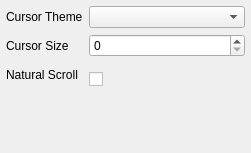
Old version of the form src/mouse.ui in the repository labwc/labwc-tweaks.
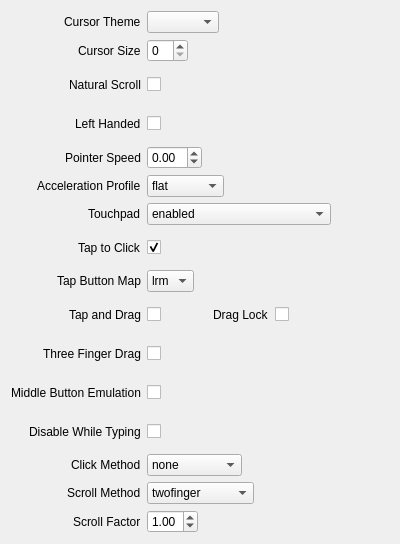
New version of the form.

Commit message: Added set/get float write and updated mouse page

```diff
--- a/src/mouse.ui
+++ b/src/mouse.ui
@@ -6,51 +6,39 @@
    <rect>
     <x>0</x>
     <y>0</y>
-    <width>251</width>
-    <height>153</height>
+    <width>400</width>
+    <height>500</height>
    </rect>
   </property>
-  <layout class="QFormLayout" name="layPage2">
-   <property name="leftMargin">
-    <number>6</number>
-   </property>
-   <property name="topMargin">
-    <number>6</number>
-   </property>
-   <property name="rightMargin">
-    <number>6</number>
-   </property>
-   <property name="bottomMargin">
-    <number>6</number>
-   </property>
-   <item row="0" column="0">
+  <layout class="QGridLayout" name="gridLayout" columnstretch="0,0,0,0,1">
+   <item row="0" column="0" alignment="Qt::AlignmentFlag::AlignRight">
     <widget class="QLabel" name="label_3">
      <property name="text">
       <string>Cursor Theme</string>
      </property>
     </widget>
    </item>
-   <item row="0" column="1">
+   <item row="0" column="1" colspan="4" alignment="Qt::AlignmentFlag::AlignLeft">
     <widget class="QComboBox" name="cursorTheme"/>
    </item>
-   <item row="1" column="0">
+   <item row="1" column="0" alignment="Qt::AlignmentFlag::AlignRight">
     <widget class="QLabel" name="label_4">
      <property name="text">
       <string>Cursor Size</string>
      </property>
     </widget>
    </item>
-   <item row="1" column="1">
+   <item row="1" column="1" colspan="4" alignment="Qt::AlignmentFlag::AlignLeft">
     <widget class="QSpinBox" name="cursorSize"/>
    </item>
-   <item row="2" column="0">
+   <item row="2" column="0" alignment="Qt::AlignmentFlag::AlignRight">
     <widget class="QLabel" name="label_5">
      <property name="text">
       <string>Natural Scroll</string>
      </property>
     </widget>
    </item>
-   <item row="2" column="1">
+   <item row="2" column="1" colspan="4" alignment="Qt::AlignmentFlag::AlignLeft">
     <widget class="QCheckBox" name="naturalScroll">
      <property name="minimumSize">
       <size>
@@ -60,6 +48,328 @@
      </property>
     </widget>
    </item>
+   <item row="3" column="0" alignment="Qt::AlignmentFlag::AlignRight">
+    <widget class="QLabel" name="label_leftHanded">
+     <property name="text">
+      <string>Left Handed</string>
+     </property>
+    </widget>
+   </item>
+   <item row="3" column="1" colspan="4" alignment="Qt::AlignmentFlag::AlignLeft">
+    <widget class="QCheckBox" name="leftHanded">
+     <property name="minimumSize">
+      <size>
+       <width>0</width>
+       <height>33</height>
+      </size>
+     </property>
+    </widget>
+   </item>
+   <item row="4" column="0" alignment="Qt::AlignmentFlag::AlignRight">
+    <widget class="QLabel" name="label_pointerSpeed">
+     <property name="text">
+      <string>Pointer Speed</string>
+     </property>
+    </widget>
+   </item>
+   <item row="4" column="1" colspan="4" alignment="Qt::AlignmentFlag::AlignLeft">
+    <widget class="QDoubleSpinBox" name="pointerSpeed">
+     <property name="decimals">
+      <number>2</number>
+     </property>
+     <property name="minimum">
+      <double>-1.000000000000000</double>
+     </property>
+     <property name="maximum">
+      <double>1.000000000000000</double>
+     </property>
+     <property name="singleStep">
+      <double>0.100000000000000</double>
+     </property>
+    </widget>
+   </item>
+   <item row="5" column="0" alignment="Qt::AlignmentFlag::AlignRight">
+    <widget class="QLabel" name="label_accelProfile">
+     <property name="text">
+      <string>Acceleration Profile</string>
+     </property>
+    </widget>
+   </item>
+   <item row="5" column="1" colspan="4" alignment="Qt::AlignmentFlag::AlignLeft">
+    <widget class="QComboBox" name="accelProfile">
+     <item>
+      <property name="text">
+       <string>flat</string>
+      </property>
+     </item>
+     <item>
+      <property name="text">
+       <string>adaptive</string>
+      </property>
+     </item>
+    </widget>
+   </item>
+   <item row="6" column="0" alignment="Qt::AlignmentFlag::AlignRight">
+    <widget class="QLabel" name="label_sendEventsMode">
+     <property name="text">
+      <string>Touchpad</string>
+     </property>
+    </widget>
+   </item>
+   <item row="6" column="1" colspan="4" alignment="Qt::AlignmentFlag::AlignLeft">
+    <widget class="QComboBox" name="sendEventsMode">
+     <item>
+      <property name="text">
+       <string>enabled</string>
+      </property>
+     </item>
+     <item>
+      <property name="text">
+       <string>disabled</string>
+      </property>
+     </item>
+     <item>
+      <property name="text">
+       <string>disabled-on-external-mouse</string>
+      </property>
+     </item>
+    </widget>
+   </item>
+   <item row="7" column="0" alignment="Qt::AlignmentFlag::AlignRight">
+    <widget class="QLabel" name="label_tap">
+     <property name="text">
+      <string>Tap to Click</string>
+     </property>
+    </widget>
+   </item>
+   <item row="7" column="1" colspan="4" alignment="Qt::AlignmentFlag::AlignLeft">
+    <widget class="QCheckBox" name="tap">
+     <property name="minimumSize">
+      <size>
+       <width>0</width>
+       <height>33</height>
+      </size>
+     </property>
+     <property name="checked">
+      <bool>true</bool>
+     </property>
+    </widget>
+   </item>
+   <item row="8" column="0" alignment="Qt::AlignmentFlag::AlignRight">
+    <widget class="QLabel" name="label_tapButtonMap">
+     <property name="text">
+      <string>Tap Button Map</string>
+     </property>
+    </widget>
+   </item>
+   <item row="8" column="1" colspan="4" alignment="Qt::AlignmentFlag::AlignLeft">
+    <widget class="QComboBox" name="tapButtonMap">
+     <item>
+      <property name="text">
+       <string>lrm</string>
+      </property>
+     </item>
+     <item>
+      <property name="text">
+       <string>lmr</string>
+      </property>
+     </item>
+    </widget>
+   </item>
+   <item row="9" column="0" alignment="Qt::AlignmentFlag::AlignRight">
+    <widget class="QLabel" name="label_tapAndDrag">
+     <property name="text">
+      <string>Tap and Drag</string>
+     </property>
+    </widget>
+   </item>
+   <item row="9" column="1" alignment="Qt::AlignmentFlag::AlignLeft">
+    <widget class="QCheckBox" name="tapAndDrag">
+     <property name="minimumSize">
+      <size>
+       <width>0</width>
+       <height>33</height>
+      </size>
+     </property>
+    </widget>
+   </item>
+   <item row="9" column="2">
+    <spacer name="horizontalSpacer">
+     <property name="orientation">
+      <enum>Qt::Orientation::Horizontal</enum>
+     </property>
+     <property name="sizeHint" stdset="0">
+      <size>
+       <width>40</width>
+       <height>1</height>
+      </size>
+     </property>
+    </spacer>
+   </item>
+   <item row="9" column="3" alignment="Qt::AlignmentFlag::AlignRight">
+    <widget class="QLabel" name="label_dragLock">
+     <property name="text">
+      <string>Drag Lock</string>
+     </property>
+    </widget>
+   </item>
+   <item row="9" column="4" alignment="Qt::AlignmentFlag::AlignLeft">
+    <widget class="QCheckBox" name="dragLock">
+     <property name="minimumSize">
+      <size>
+       <width>0</width>
+       <height>33</height>
+      </size>
+     </property>
+    </widget>
+   </item>
+   <item row="10" column="0" alignment="Qt::AlignmentFlag::AlignRight">
+    <widget class="QLabel" name="label_threeFingerDrag">
+     <property name="text">
+      <string>Three Finger Drag</string>
+     </property>
+    </widget>
+   </item>
+   <item row="10" column="1" colspan="4" alignment="Qt::AlignmentFlag::AlignLeft">
+    <widget class="QCheckBox" name="threeFingerDrag">
+     <property name="minimumSize">
+      <size>
+       <width>0</width>
+       <height>33</height>
+      </size>
+     </property>
+    </widget>
+   </item>
+   <item row="11" column="0" alignment="Qt::AlignmentFlag::AlignRight">
+    <widget class="QLabel" name="label_middleEmulation">
+     <property name="text">
+      <string>Middle Button Emulation</string>
+     </property>
+    </widget>
+   </item>
+   <item row="11" column="1" colspan="4" alignment="Qt::AlignmentFlag::AlignLeft">
+    <widget class="QCheckBox" name="middleEmulation">
+     <property name="minimumSize">
+      <size>
+       <width>0</width>
+       <height>33</height>
+      </size>
+     </property>
+    </widget>
+   </item>
+   <item row="12" column="0" alignment="Qt::AlignmentFlag::AlignRight">
+    <widget class="QLabel" name="label_disableWhileTyping">
+     <property name="text">
+      <string>Disable While Typing</string>
+     </property>
+    </widget>
+   </item>
+   <item row="12" column="1" colspan="4" alignment="Qt::AlignmentFlag::AlignLeft">
+    <widget class="QCheckBox" name="disableWhileTyping">
+     <property name="minimumSize">
+      <size>
+       <width>0</width>
+       <height>33</height>
+      </size>
+     </property>
+    </widget>
+   </item>
+   <item row="13" column="0" alignment="Qt::AlignmentFlag::AlignRight">
+    <widget class="QLabel" name="label_clickMethod">
+     <property name="text">
+      <string>Click Method</string>
+     </property>
+    </widget>
+   </item>
+   <item row="13" column="1" colspan="4" alignment="Qt::AlignmentFlag::AlignLeft">
+    <widget class="QComboBox" name="clickMethod">
+     <item>
+      <property name="text">
+       <string>none</string>
+      </property>
+     </item>
+     <item>
+      <property name="text">
+       <string>buttonareas</string>
+      </property>
+     </item>
+     <item>
+      <property name="text">
+       <string>clickfinger</string>
+      </property>
+     </item>
+    </widget>
+   </item>
+   <item row="14" column="0" alignment="Qt::AlignmentFlag::AlignRight">
+    <widget class="QLabel" name="label_scrollMethod">
+     <property name="text">
+      <string>Scroll Method</string>
+     </property>
+    </widget>
+   </item>
+   <item row="14" column="1" colspan="4" alignment="Qt::AlignmentFlag::AlignLeft">
+    <widget class="QComboBox" name="scrollMethod">
+     <item>
+      <property name="text">
+       <string>twofinger</string>
+      </property>
+     </item>
+     <item>
+      <property name="text">
+       <string>edge</string>
+      </property>
+     </item>
+     <item>
+      <property name="text">
+       <string>onbuttondown</string>
+      </property>
+     </item>
+     <item>
+      <property name="text">
+       <string>none</string>
+      </property>
+     </item>
+    </widget>
+   </item>
+   <item row="15" column="0" alignment="Qt::AlignmentFlag::AlignRight">
+    <widget class="QLabel" name="label_scrollFactor">
+     <property name="text">
+      <string>Scroll Factor</string>
+     </property>
+    </widget>
+   </item>
+   <item row="15" column="1" colspan="4" alignment="Qt::AlignmentFlag::AlignLeft">
+    <widget class="QDoubleSpinBox" name="scrollFactor">
+     <property name="decimals">
+      <number>2</number>
+     </property>
+     <property name="minimum">
+      <double>0.100000000000000</double>
+     </property>
+     <property name="maximum">
+      <double>5.000000000000000</double>
+     </property>
+     <property name="singleStep">
+      <double>0.100000000000000</double>
+     </property>
+     <property name="value">
+      <double>1.000000000000000</double>
+     </property>
+    </widget>
+   </item>
+   <item row="16" column="1">
+    <spacer name="verticalSpacer">
+     <property name="orientation">
+      <enum>Qt::Orientation::Vertical</enum>
+     </property>
+     <property name="sizeHint" stdset="0">
+      <size>
+       <width>5</width>
+       <height>1</height>
+      </size>
+     </property>
+    </spacer>
+   </item>
   </layout>
  </widget>
  <resources/>
```
The commit also changes 7 other files.
